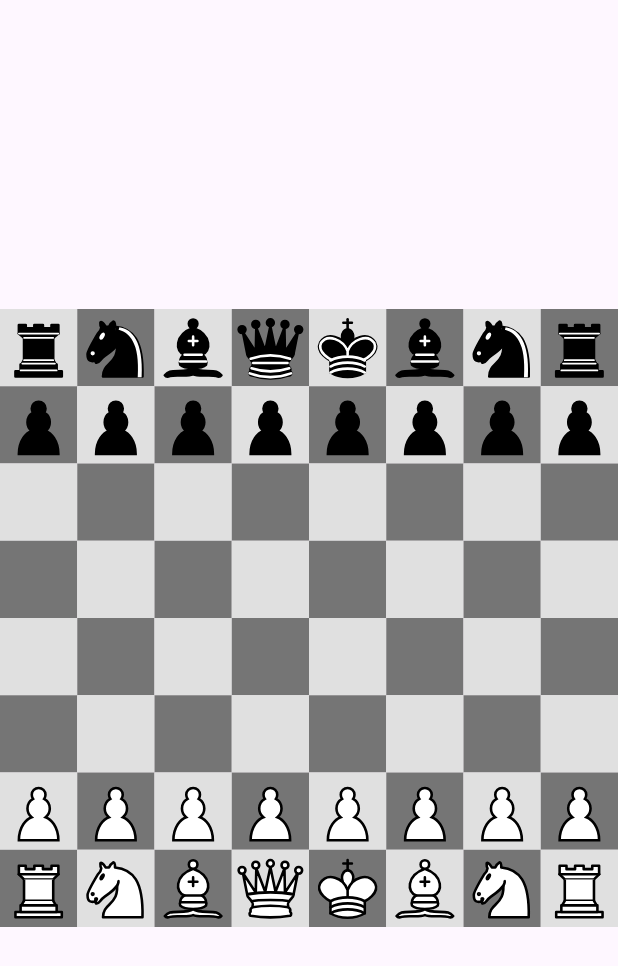
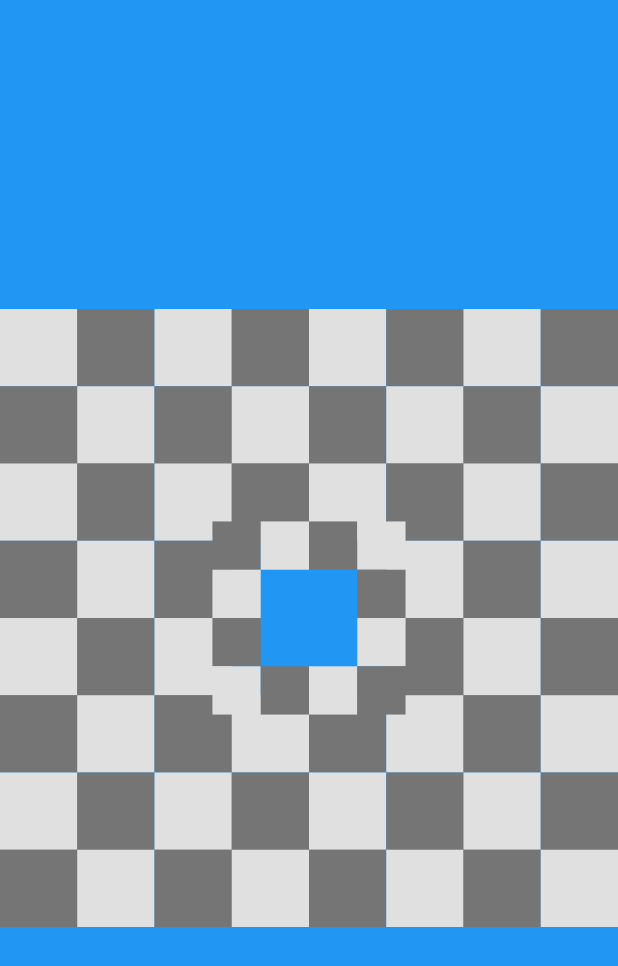
Before and after one commit to jaybjird/wormhole_chess, a Flutter app: the screen it shows after launch, on a phone screen of 412 x 824 dp. Shown: the top 966 px of the screen. Run offline on Flutter 3.47's test engine with Material 3 defaults, Android fonts, the phone set to English and light mode, and no system bars; our stand-ins replace flutter_svg.

Commit message:
Stack a "ring"

```diff
--- a/lib/main.dart
+++ b/lib/main.dart
@@ -25,7 +25,7 @@ class GameBoardWidget extends StatefulWidget {
 }
 
 class _GameBoardWidgetState extends State<GameBoardWidget> {
-  GameBoard board = GameBoard(turn: 2, board:{
+  GameBoard board = GameBoard(turn: 2, board: {
     (1, 0): ChessPiece(isWhite: true, type: ChessPieceType.pawn),
     (1, 1): ChessPiece(isWhite: true, type: ChessPieceType.pawn),
     (1, 2): ChessPiece(isWhite: true, type: ChessPieceType.pawn),
@@ -78,8 +78,7 @@ class _GameBoardWidgetState extends State<GameBoardWidget> {
         invalidPawnAttacks = [
           if (piece.type == ChessPieceType.pawn)
             for (final attack in board.calculatePawnAttacks(rank, file, piece))
-              if (!validMoves.contains(attack))
-                attack,
+              if (!validMoves.contains(attack)) attack,
         ];
       } else {
         selected = null;
@@ -109,34 +108,72 @@ class _GameBoardWidgetState extends State<GameBoardWidget> {
     });
   }
 
+  // piece: board[(rank, file)],
+  // onTap: validMoves.contains((rank, file))
+  //     ? () => movePiece(rank, file)
+  //     : () => selectPiece(rank, file),
+  // isSelected: selected == (rank, file),
+  // isValidMove: validMoves.contains((rank, file)),
+  // isInvalidPawnAttack: invalidPawnAttacks.contains((rank, file)),
+  // isThreatened: possibleMoves.contains((rank, file)) && !validMoves.contains((rank, file)),
+
   @override
   Widget build(BuildContext context) {
     return Scaffold(
-      body: Center(
+      body: Container(
+        color: Colors.blue,
+        child: Center(
           child: AspectRatio(
             aspectRatio: 1,
-          child: Column(
+            child: Stack(
+              children: [
+                Column(
                   children: [
                     for (int rank = 8; rank-- > 0;)
                       Row(
                         children: [
                           for (int file = 0; file < 8; file++)
                             Expanded(
-                        child: Square(
+                              child: (rank == 3 || rank == 4) &&
+                                      (file == 3 || file == 4)
+                                  ? Container()
+                                  : Square(
                                       isWhite: (rank + file) % 2 == 1,
-                          piece: board[(rank, file)],
-                          onTap: validMoves.contains((rank, file))
-                              ? () => movePiece(rank, file)
-                              : () => selectPiece(rank, file),
-                          isSelected: selected == (rank, file),
-                          isValidMove: validMoves.contains((rank, file)),
-                          isInvalidPawnAttack: invalidPawnAttacks.contains((rank, file)),
-                          isThreatened: possibleMoves.contains((rank, file)) && !validMoves.contains((rank, file)),
+                                      onTap: () {},
                                     ),
                             ),
                         ],
                       ),
                   ],
+                ),
+                LayoutBuilder(builder: (ctx, constraints) {
+                  return Center(
+                    child: SizedBox.square(
+                      dimension: 5 * constraints.maxHeight / 16,
+                      child: Column(
+                        children: [
+                          for (int rank = 6; rank-- > 2;)
+                            Row(
+                              children: [
+                                for (int file = 2; file < 6; file++)
+                                  Expanded(
+                                    child: (rank == 3 || rank == 4) &&
+                                        (file == 3 || file == 4)
+                                        ? Container()
+                                        : Square(
+                                      isWhite: (rank + file) % 2 == 0,
+                                      onTap: () {},
+                                    ),
+                                  ),
+                              ],
+                            ),
+                        ],
+                      ),
+                    ),
+                  );
+                }),
+              ],
+            ),
           ),
         ),
       ),
@@ -155,7 +192,8 @@ class GameBoard {
 
   ChessPiece? operator []((int, int) pos) => _board[pos]; // get
 
-  bool inBoard(int rank, int file) => rank >= 0 && rank < 8 && file >= 0 && file < 8;
+  bool inBoard(int rank, int file) =>
+      rank >= 0 && rank < 8 && file >= 0 && file < 8;
 
   (int rank, int file) getKing(bool isWhite) => _board.keys.firstWhere((pos) =>
       _board[pos]?.type == ChessPieceType.king &&
@@ -172,12 +210,14 @@ class GameBoard {
     });
   }
 
-  List<(int rank, int file)> calculatePawnAttacks(int rank, int file, ChessPiece pawn) {
+  List<(int rank, int file)> calculatePawnAttacks(
+      int rank, int file, ChessPiece pawn) {
     final direction = pawn.isWhite ? 1 : -1;
     return [(rank + direction, file + 1), (rank + direction, file - 1)];
   }
 
-  List<(int rank, int file)> calculatePawnMoves(int rank, int file, ChessPiece pawn) {
+  List<(int rank, int file)> calculatePawnMoves(
+      int rank, int file, ChessPiece pawn) {
     final direction = pawn.isWhite ? 1 : -1;
     final move1 = (rank + direction, file);
     final move2 = (rank + direction * 2, file);
@@ -186,15 +226,19 @@ class GameBoard {
         return _board[attack]?.isWhite == !pawn.isWhite;
       }
       final piece = _board[(rank, attack.$2)];
-      return piece != null
-          && piece.type == ChessPieceType.pawn
-          && piece.isWhite == !pawn.isWhite
-          && piece.firstMoved == turn - 1
-          && rank == (piece.isWhite ? 3 : 4);
+      return piece != null &&
+          piece.type == ChessPieceType.pawn &&
+          piece.isWhite == !pawn.isWhite &&
+          piece.firstMoved == turn - 1 &&
+          rank == (piece.isWhite ? 3 : 4);
     }
+
     return [
       if (_board[move1] == null) move1,
-      if (_board[move1] == null && _board[move2] == null && pawn.firstMoved == null) move2,
+      if (_board[move1] == null &&
+          _board[move2] == null &&
+          pawn.firstMoved == null)
+        move2,
       for (final attack in calculatePawnAttacks(rank, file, pawn))
         if (canAttack(attack)) attack,
     ];
@@ -324,11 +368,8 @@ class GameBoard {
     // Castle Logic
     if (piece?.type == ChessPieceType.king) {
       final dif = to.$2 - from.$2;
-      final rook = next.remove(switch(dif) {
-        2 => (from.$1, 7),
-        -2 => (from.$1, 0),
-        _ => null
-      });
+      final rook = next.remove(
+          switch (dif) { 2 => (from.$1, 7), -2 => (from.$1, 0), _ => null });
       if (rook != null) {
         next[(from.$1, from.$2 + dif ~/ 2)] = rook.firstMoved == null
             ? ChessPiece.from(from: rook, firstMoved: turn)
@@ -337,9 +378,10 @@ class GameBoard {
     }
 
     // En Passant
-    if (piece?.type == ChessPieceType.pawn
-        && from.$2 != to.$2 // is an attack
-        && _board[to] == null) {
+    if (piece?.type == ChessPieceType.pawn &&
+        from.$2 != to.$2 // is an attack
+        &&
+        _board[to] == null) {
       next.remove((from.$1, to.$2));
     }
 
@@ -360,10 +402,10 @@ class Square extends StatelessWidget {
     super.key,
     required this.isWhite,
     this.piece,
-    required this.isSelected,
-    required this.isValidMove,
-    required this.isInvalidPawnAttack,
-    required this.isThreatened,
+    this.isSelected = false,
+    this.isValidMove = false,
+    this.isInvalidPawnAttack = false,
+    this.isThreatened = false,
     required this.onTap,
   });
 
```
Lines whose indentation alone changed are shown as unchanged.
